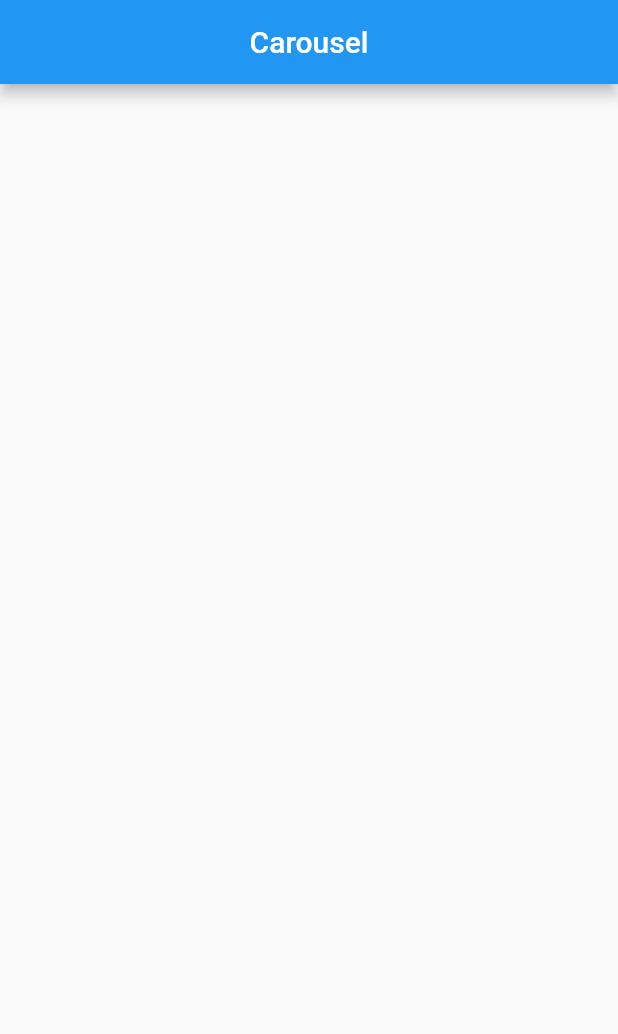
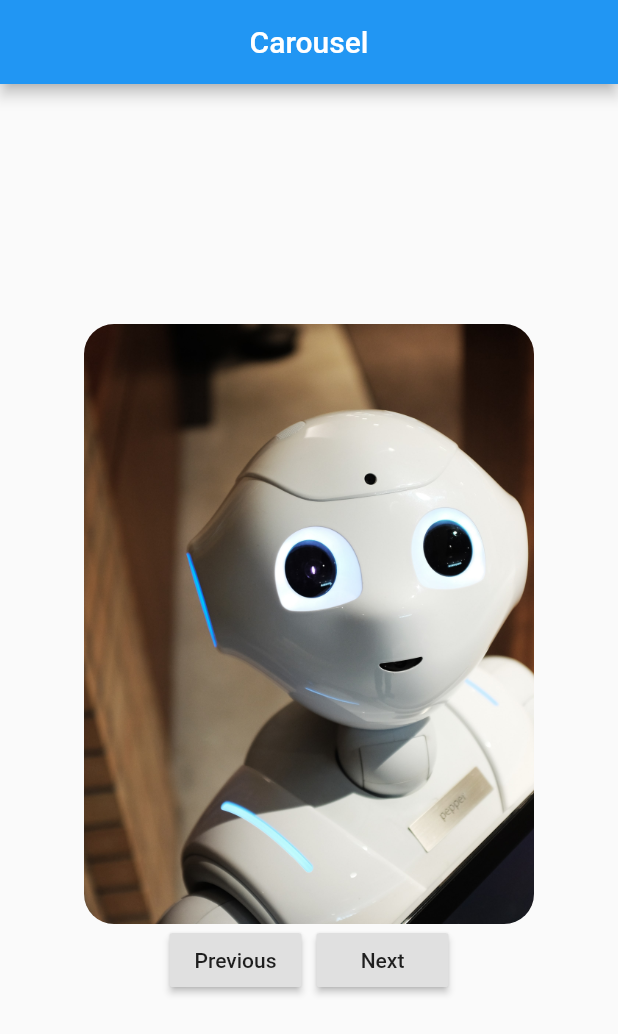
Before and after one commit to FahimMuntashir/Flutter-imageCarousel, a Flutter app: the screen it shows after launch, on a phone screen of 412 x 824 dp. Shown: the top 1034 px of the screen. Run offline on Flutter 3.47's test engine with Material 2 defaults, Android fonts, the phone set to English and light mode, and no system bars.

Commit message:
Container Design

```diff
--- a/lib/main.dart
+++ b/lib/main.dart
@@ -2,7 +2,6 @@ import 'package:flutter/cupertino.dart';
 import 'package:flutter/material.dart';
 
 void main() => runApp(MyApp());
-
 
 class MyApp extends StatelessWidget {
   @override
@@ -14,30 +13,28 @@ class MyApp extends StatelessWidget {
   }
 }
 
-
 class HomePage extends StatefulWidget {
   @override
   _HomePageState createState() => _HomePageState();
 }
 
 class _HomePageState extends State<HomePage> {
-
-  int photoIndex =0;
+  int photoIndex = 0;
   List<String> photos = [
     'images/alex-knight-2EJCSULRwC8-unsplash.jpg',
     'images/alexandre-debieve-FO7JIlwjOtU-unsplash.jpg',
     'images/christopher-gower-m_HRfLhgABo-unsplash.jpg',
     'images/marvin-meyer-SYTO3xs06fU-unsplash.jpg',
   ];
-  void _previousImage(){
+  void _previousImage() {
     setState(() {
-      photoIndex = photoIndex>0 ? photoIndex -1 : 0;
+      photoIndex = photoIndex > 0 ? photoIndex - 1 : 0;
     });
-}
+  }
 
-  void _nextImage(){
+  void _nextImage() {
     setState(() {
-      photoIndex = photoIndex < photos.length -1 ? photoIndex + 1 : photoIndex;
+      photoIndex = photoIndex < photos.length - 1 ? photoIndex + 1 : photoIndex;
     });
   }
 
@@ -48,7 +45,6 @@ class _HomePageState extends State<HomePage> {
         title: Text('Carousel'),
         centerTitle: true,
       ),
-
       body: Column(
         mainAxisAlignment: MainAxisAlignment.center,
         children: <Widget>[
@@ -57,9 +53,29 @@ class _HomePageState extends State<HomePage> {
               children: <Widget>[
                 Container(
                   decoration: BoxDecoration(
-                    borderRadius: BorderRadius.circular(20.0),
-                    image: DecorationImage(image: AssetImage(photos[photoIndex]), fit: BoxFit.cover)
-                  ),
+                      borderRadius: BorderRadius.circular(20.0),
+                      image: DecorationImage(
+                          image: AssetImage(photos[photoIndex]),
+                          fit: BoxFit.cover)),
+                  height: 400.0,
+                  width: 300.0,
+                ),
+              ],
+            ),
+          ),
+          Center(
+            child: Row(
+              mainAxisAlignment: MainAxisAlignment.center,
+              children: <Widget>[
+                RaisedButton(
+
+                  child: Text('Previous'),
+                  onPressed: _previousImage,
+                ),
+                SizedBox(width: 10.0,),
+                RaisedButton(
+                  child: Text('Next'),
+                  onPressed: _nextImage,
                 ),
               ],
             ),
```
